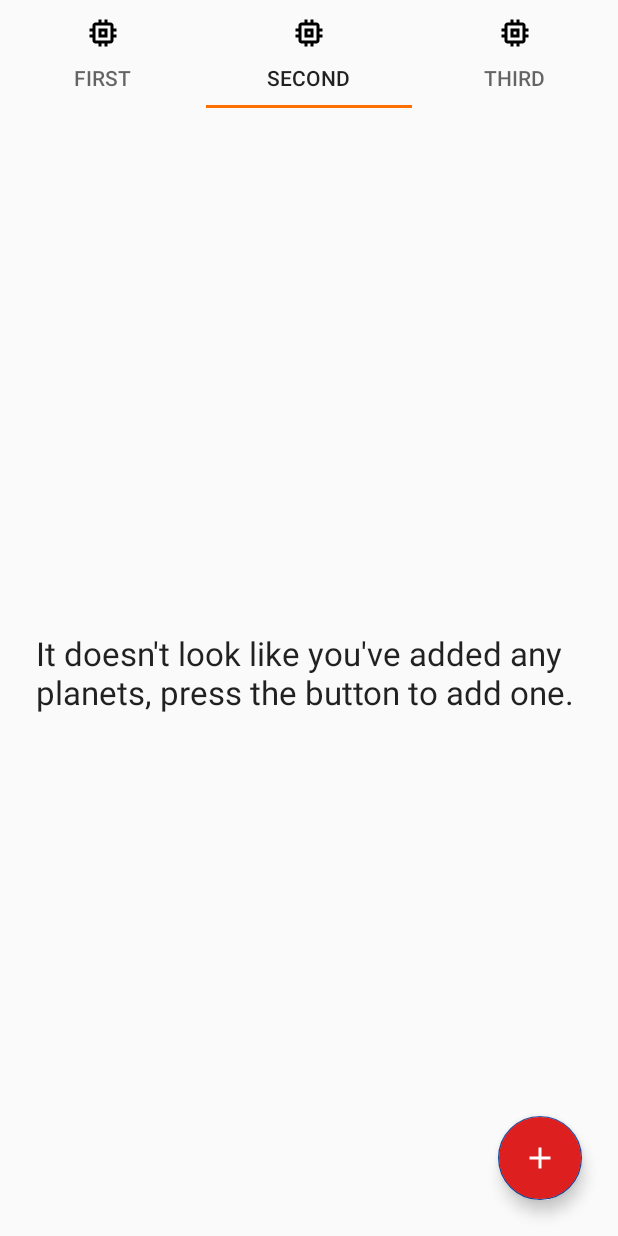
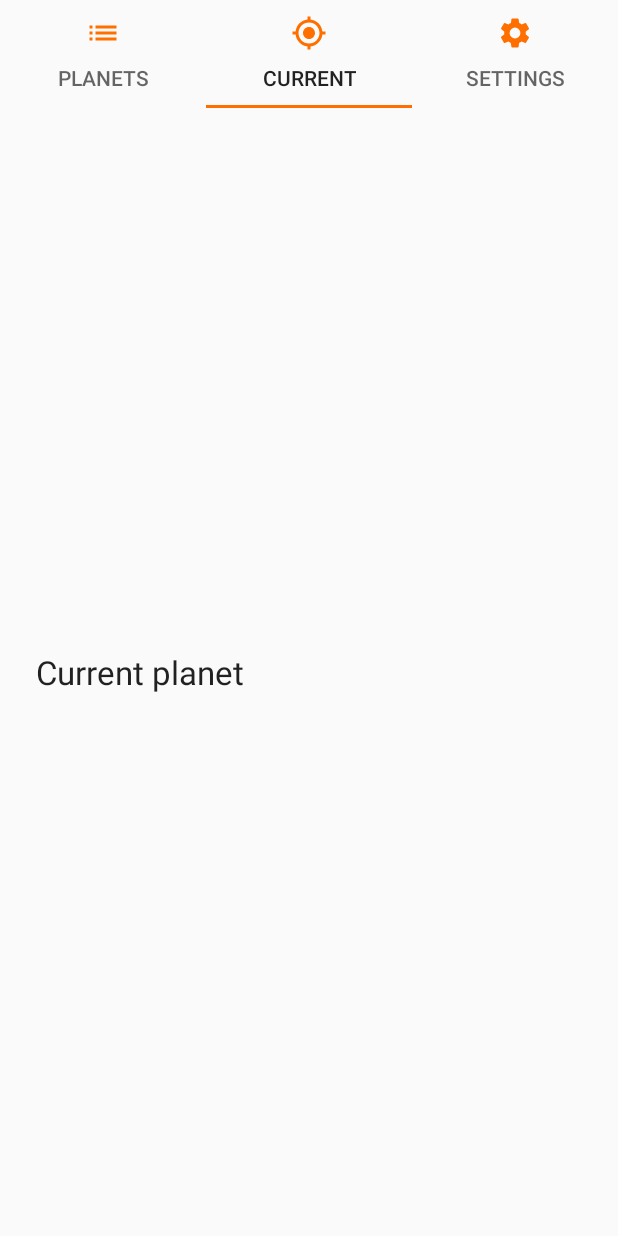
Before and after one commit to steverichey/im361, an Android app: the screen it shows after launch (MainActivity), tab 2 chosen, on a phone screen of 412 x 824 dp. Run offline under Robolectric (Android 15) with nearby library versions, the phone set to English and light mode, and no system bars.

Commit message:
updates for class 4/22

```diff
--- a/examples/android/app/src/main/java/com/steverichey/interplanetarycalendar/MainActivity.kt
+++ b/examples/android/app/src/main/java/com/steverichey/interplanetarycalendar/MainActivity.kt
@@ -1,10 +1,14 @@
 package com.steverichey.interplanetarycalendar
 
+import android.graphics.PorterDuff
 import android.os.Bundle
+import androidx.core.content.ContextCompat
 import androidx.fragment.app.Fragment
 import androidx.fragment.app.FragmentActivity
 import androidx.viewpager2.adapter.FragmentStateAdapter
 import androidx.viewpager2.widget.ViewPager2
+import com.google.android.material.tabs.TabLayout
+import com.google.android.material.tabs.TabLayoutMediator
 
 class MainActivity : FragmentActivity() {
     lateinit var viewPager: ViewPager2
@@ -17,6 +21,36 @@
 
         val adapter = MainActivityPagerAdapter(this)
         viewPager.adapter = adapter
+
+        val tabLayout = findViewById<TabLayout>(R.id.tab_layout)
+        val primaryColor = ContextCompat.getColor(this, R.color.colorPrimary)
+
+        TabLayoutMediator(tabLayout, viewPager) { tab, position ->
+            if (position == 0) {
+                tab.text = "Planets"
+                tab.setIcon(R.drawable.ic_list_black_24dp)
+            }
+
+            if (position == 1) {
+                tab.text = "Current"
+                tab.setIcon(R.drawable.ic_my_location_black_24dp)
+            }
+
+            if (position == 2) {
+                tab.text = "Settings"
+                tab.setIcon(R.drawable.ic_settings_black_24dp)
+            }
+
+            tab.icon?.setColorFilter(primaryColor, PorterDuff.Mode.SRC_ATOP)
+        }.attach()
+    }
+
+    override fun onBackPressed() {
+        if (viewPager.currentItem > 0) {
+            viewPager.currentItem -= 1
+        } else {
+            super.onBackPressed()
+        }
     }
 
     private inner class MainActivityPagerAdapter(activity: FragmentActivity) : FragmentStateAdapter(activity) {
@@ -25,7 +59,15 @@
         }
 
         override fun createFragment(position: Int): Fragment {
-            return PlanetListFragment()
+            if (position == 0) {
+                return PlanetListFragment()
+            }
+
+            if (position == 1) {
+                return CurrentPlanetFragment()
+            }
+
+            return SettingsFragment()
         }
     }
 }
--- a/examples/android/app/src/main/java/com/steverichey/interplanetarycalendar/PlanetListFragment.kt
+++ b/examples/android/app/src/main/java/com/steverichey/interplanetarycalendar/PlanetListFragment.kt
@@ -4,7 +4,9 @@
 import android.view.LayoutInflater
 import android.view.View
 import android.view.ViewGroup
+import android.widget.Toast
 import androidx.fragment.app.Fragment
+import com.google.android.material.floatingactionbutton.FloatingActionButton
 
 class PlanetListFragment : Fragment() {
     override fun onCreateView(
@@ -14,4 +16,14 @@
     ): View? {
         return inflater.inflate(R.layout.fragment_planet_list, container, false)
     }
+
+    override fun onViewCreated(view: View, savedInstanceState: Bundle?) {
+        super.onViewCreated(view, savedInstanceState)
+
+        val floatingActionButton = view.findViewById<FloatingActionButton>(R.id.floating_action_button)
+
+        floatingActionButton.setOnClickListener {
+            Toast.makeText(context, "You pressed the button!", Toast.LENGTH_SHORT).show()
+        }
+    }
 }
--- /dev/null
+++ b/examples/android/app/src/main/res/drawable/ic_list_black_24dp.xml
@@ -0,0 +1,9 @@
+<vector xmlns:android="http://schemas.android.com/apk/res/android"
+        android:width="24dp"
+        android:height="24dp"
+        android:viewportWidth="24.0"
+        android:viewportHeight="24.0">
+    <path
+        android:fillColor="#FF000000"
+        android:pathData="M3,13h2v-2L3,11v2zM3,17h2v-2L3,15v2zM3,9h2L5,7L3,7v2zM7,13h14v-2L7,11v2zM7,17h14v-2L7,15v2zM7,7v2h14L21,7L7,7z"/>
+</vector>
--- /dev/null
+++ b/examples/android/app/src/main/res/drawable/ic_my_location_black_24dp.xml
@@ -0,0 +1,9 @@
+<vector xmlns:android="http://schemas.android.com/apk/res/android"
+        android:width="24dp"
+        android:height="24dp"
+        android:viewportWidth="24.0"
+        android:viewportHeight="24.0">
+    <path
+        android:fillColor="#FF000000"
+        android:pathData="M12,8c-2.21,0 -4,1.79 -4,4s1.79,4 4,4 4,-1.79 4,-4 -1.79,-4 -4,-4zM20.94,11c-0.46,-4.17 -3.77,-7.48 -7.94,-7.94L13,1h-2v2.06C6.83,3.52 3.52,6.83 3.06,11L1,11v2h2.06c0.46,4.17 3.77,7.48 7.94,7.94L11,23h2v-2.06c4.17,-0.46 7.48,-3.77 7.94,-7.94L23,13v-2h-2.06zM12,19c-3.87,0 -7,-3.13 -7,-7s3.13,-7 7,-7 7,3.13 7,7 -3.13,7 -7,7z"/>
+</vector>
--- /dev/null
+++ b/examples/android/app/src/main/res/drawable/ic_settings_black_24dp.xml
@@ -0,0 +1,9 @@
+<vector xmlns:android="http://schemas.android.com/apk/res/android"
+        android:width="24dp"
+        android:height="24dp"
+        android:viewportWidth="24"
+        android:viewportHeight="24">
+    <path
+        android:fillColor="#FF000000"
+        android:pathData="M19.1,12.9a2.8,2.8 0,0 0,0.1 -0.9,2.8 2.8,0 0,0 -0.1,-0.9l2.1,-1.6a0.7,0.7 0,0 0,0.1 -0.6L19.4,5.5a0.7,0.7 0,0 0,-0.6 -0.2l-2.4,1a6.5,6.5 0,0 0,-1.6 -0.9l-0.4,-2.6a0.5,0.5 0,0 0,-0.5 -0.4H10.1a0.5,0.5 0,0 0,-0.5 0.4L9.3,5.4a5.6,5.6 0,0 0,-1.7 0.9l-2.4,-1a0.4,0.4 0,0 0,-0.5 0.2l-2,3.4c-0.1,0.2 0,0.4 0.2,0.6l2,1.6a2.8,2.8 0,0 0,-0.1 0.9,2.8 2.8,0 0,0 0.1,0.9L2.8,14.5a0.7,0.7 0,0 0,-0.1 0.6l1.9,3.4a0.7,0.7 0,0 0,0.6 0.2l2.4,-1a6.5,6.5 0,0 0,1.6 0.9l0.4,2.6a0.5,0.5 0,0 0,0.5 0.4h3.8a0.5,0.5 0,0 0,0.5 -0.4l0.3,-2.6a5.6,5.6 0,0 0,1.7 -0.9l2.4,1a0.4,0.4 0,0 0,0.5 -0.2l2,-3.4c0.1,-0.2 0,-0.4 -0.2,-0.6ZM12,15.6A3.6,3.6 0,1 1,15.6 12,3.6 3.6,0 0,1 12,15.6Z"/>
+</vector>
--- a/examples/android/app/src/main/res/layout/fragment_planet_list.xml
+++ b/examples/android/app/src/main/res/layout/fragment_planet_list.xml
@@ -35,7 +35,7 @@
         app:layout_constraintTop_toTopOf="parent" />
 
     <com.google.android.material.floatingactionbutton.FloatingActionButton
-        android:id="@+id/floatingActionButton"
+        android:id="@+id/floating_action_button"
         android:layout_width="wrap_content"
         android:layout_height="wrap_content"
         android:layout_marginEnd="24dp"
```
